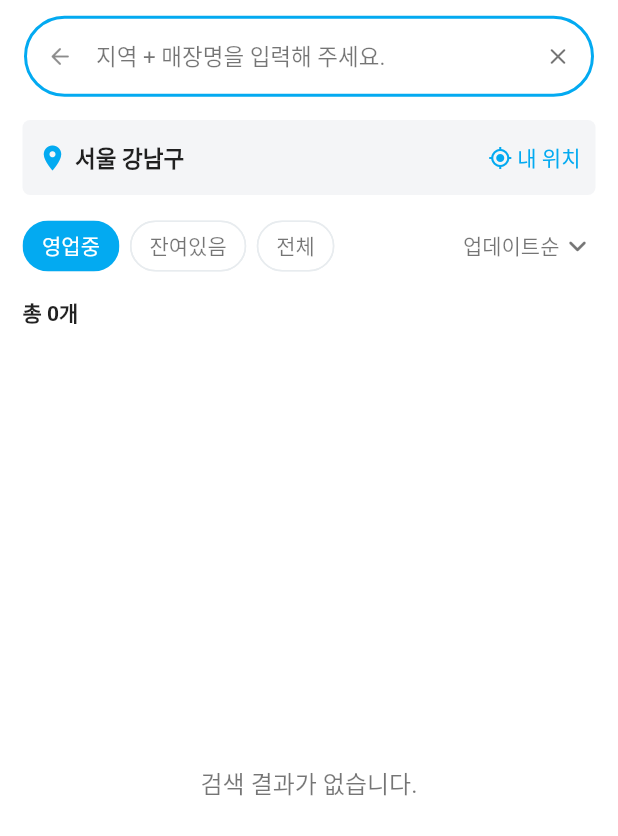
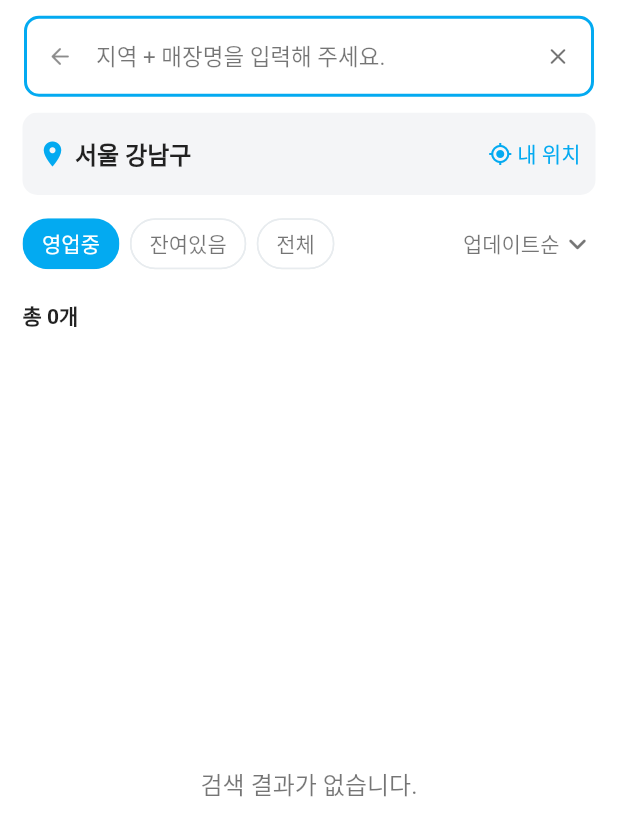
Before and after one commit to taurusx78/flutter-table-now-customer, a Flutter app: the SearchResultsPage screen opened directly with empty values, on a phone screen of 412 x 824 dp. Shown: the top 836 px of the screen. Run offline on Flutter 3.47's test engine with Material 2 defaults, Android fonts, the phone set to English and light mode, and no system bars; our stand-ins replace flutter_swiper, fluttertoast, geolocator, get, jiffy, share and 2 more; missing offline and left inert: flutter_adfit, naver_map_plugin; accounts and stored records are empty; network calls fail.

Commit message:
StoreResult, Category, CategoryResult 페이지 UI 수정

```diff
--- a/lib/controller/store_controller.dart
+++ b/lib/controller/store_controller.dart
@@ -25,8 +25,10 @@ class StoreController extends GetxController {
     allStoreList.value = await _storeRepository.findAllByName(
         name, _locationController.myLat.value, _locationController.myLon.value);
     if (allStoreList.isNotEmpty) {
-      // 선택된 필터 적용
+      // 검색 결과 있는 경우, 선택된 필터 적용
       filterStoreList();
+    } else {
+      filteredStoreList.value = [];
     }
 
     isLoaded.value = true;
--- a/lib/ui/app_info/help/help_page.dart
+++ b/lib/ui/app_info/help/help_page.dart
@@ -19,6 +19,7 @@ class HelpPage extends StatelessWidget {
           },
         ),
         title: const Text('도움말'),
+        elevation: 0.5,
       ),
       // body: ,
     );
--- a/lib/ui/components/location_bar.dart
+++ b/lib/ui/components/location_bar.dart
@@ -13,10 +13,10 @@ class LocationBar extends StatelessWidget {
   @override
   Widget build(BuildContext context) {
     return Container(
-      height: 50,
+      height: 55,
       padding: const EdgeInsets.all(10),
       decoration: BoxDecoration(
-        borderRadius: BorderRadius.circular(5),
+        borderRadius: BorderRadius.circular(10),
         color: lightGrey,
       ),
       child: Row(
@@ -35,7 +35,7 @@ class LocationBar extends StatelessWidget {
                     ? Text(
                         controller.myLocation.value,
                         style: const TextStyle(
-                          fontSize: 15,
+                          fontSize: 16,
                           fontWeight: FontWeight.bold,
                         ),
                       )
--- a/lib/ui/components/state_filter.dart
+++ b/lib/ui/components/state_filter.dart
@@ -16,7 +16,8 @@ class StateFilter extends StatelessWidget {
           _storeController.filterList.length,
           (index) {
             bool isSelected = _storeController.curFilterIndex.value == index;
-            return Padding(
+            return Container(
+              height: 35,
               padding: const EdgeInsets.only(right: 7),
               child: ChoiceChip(
                 label: Text(_storeController.filterList[index]),
--- a/lib/ui/components/state_round_box.dart
+++ b/lib/ui/components/state_round_box.dart
@@ -39,10 +39,10 @@ class StateRoundBox extends StatelessWidget {
     }
 
     return Container(
-      height: 30,
-      padding: const EdgeInsets.symmetric(horizontal: 15),
+      height: 28,
+      padding: const EdgeInsets.symmetric(horizontal: 13),
       decoration: BoxDecoration(
-        borderRadius: BorderRadius.circular(20),
+        borderRadius: BorderRadius.circular(25),
         color: color,
       ),
       child: Center(
--- a/lib/ui/search/search_results_page.dart
+++ b/lib/ui/search/search_results_page.dart
@@ -37,7 +37,7 @@ class SearchResultsPage extends GetView<SearchController> {
         ),
         body: Container(
           width: 600,
-          margin: const EdgeInsets.fromLTRB(15, 5, 15, 15),
+          margin: const EdgeInsets.fromLTRB(15, 0, 15, 15),
           child: Stack(
             children: [
               Column(
@@ -51,17 +51,16 @@ class SearchResultsPage extends GetView<SearchController> {
                     // 현재위치를 기반으로 검색매장 다시조회
                     _storeController.findAllByName(controller.search.text);
                   }),
-                  const SizedBox(height: 10),
+                  const SizedBox(height: 15),
+                  // 필터 & 드롭다운
                   Row(
                     mainAxisAlignment: MainAxisAlignment.spaceBetween,
                     children: [
-                      // 영업상태 필터
                       StateFilter(),
-                      // 매장 정렬 드롭다운
                       SortDropdown(),
                     ],
                   ),
-                  const SizedBox(height: 10),
+                  const SizedBox(height: 20),
                   // 검색결과 헤더
                   Obx(() => _buildResultsHeader()),
                   const SizedBox(height: 15),
@@ -103,11 +102,11 @@ class SearchResultsPage extends GetView<SearchController> {
         hintText: '지역 + 매장명을 입력해 주세요.',
         hintStyle: const TextStyle(fontSize: 15, color: Colors.black54),
         enabledBorder: OutlineInputBorder(
-          borderRadius: BorderRadius.circular(30),
+          borderRadius: BorderRadius.circular(10),
           borderSide: const BorderSide(color: primaryColor, width: 2),
         ),
         focusedBorder: OutlineInputBorder(
-          borderRadius: BorderRadius.circular(30),
+          borderRadius: BorderRadius.circular(10),
           borderSide: const BorderSide(color: primaryColor, width: 2),
         ),
         // 입력값 길어질 때 텍스트 가리지 않도록 설정
--- a/lib/util/host.dart
+++ b/lib/util/host.dart
@@ -1 +1 @@
-const host = 'http://10.51.14.103:8080/api/v1';
+const host = 'http://192.168.0.26:8080/api/v1';
```
Also changed, not shown: lib/ui/category/category_page.dart (+10 -9 lines), lib/ui/category/category_results_page.dart (+4 -5 lines), lib/ui/components/category_item.dart (+4 -3 lines), lib/ui/components/store_item.dart (+6 -4 lines), lib/ui/home/home_page.dart (+15 -8 lines).
